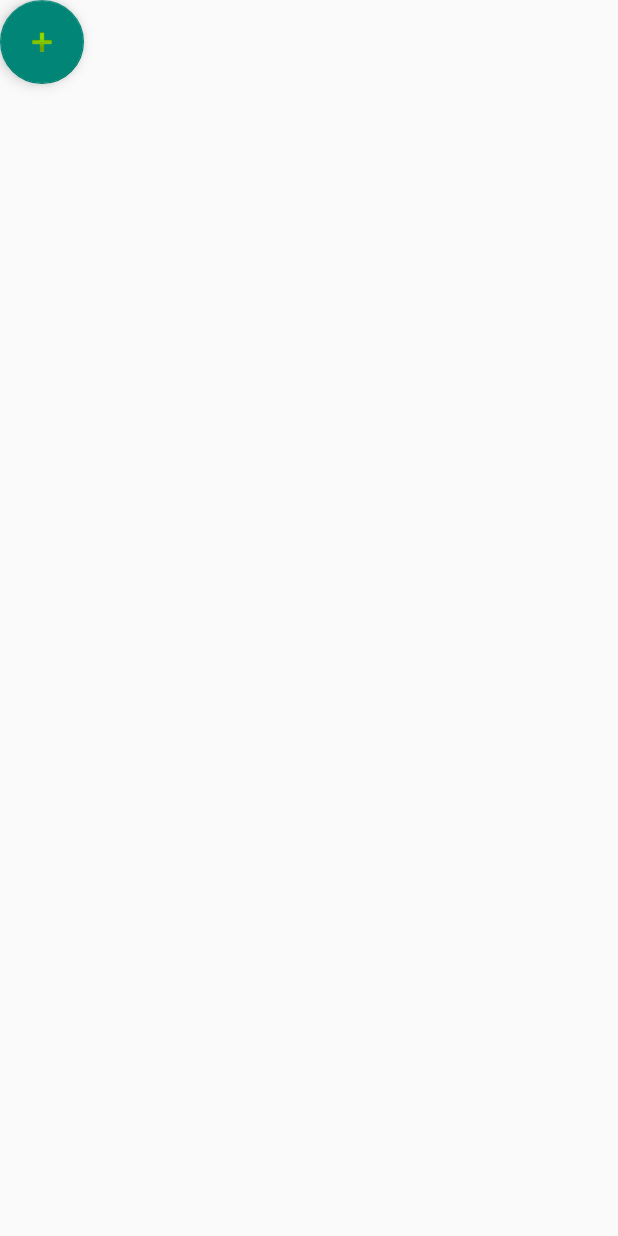
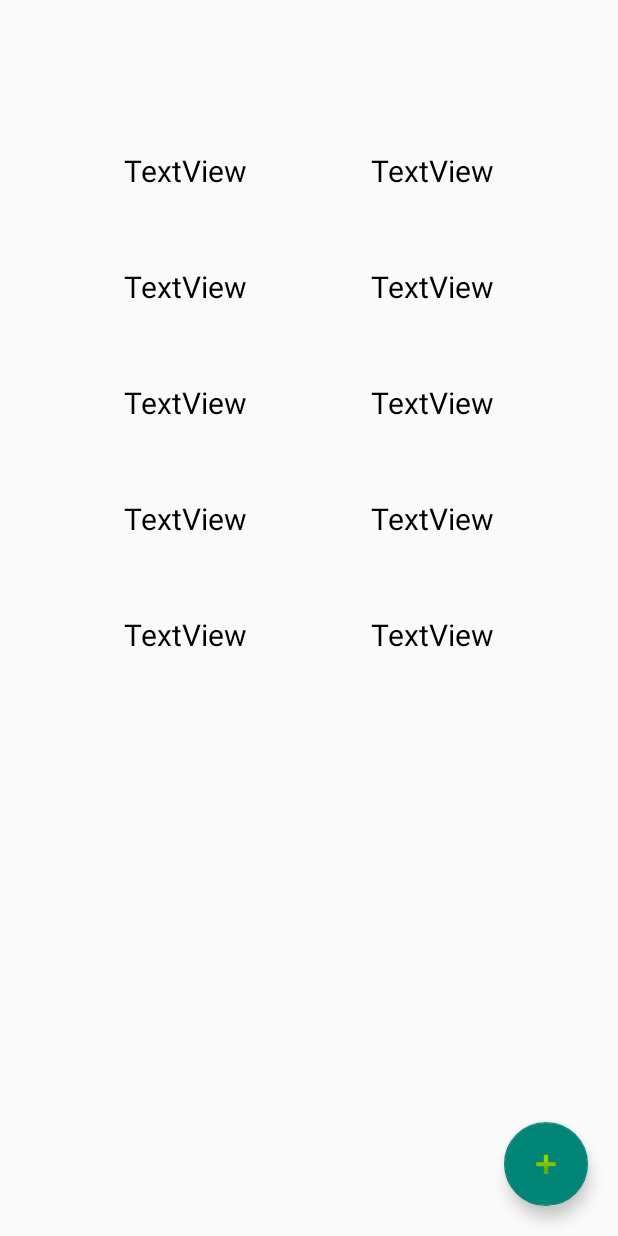
Before and after one commit to etbegert/cse682-budget, an Android app: the layout summary_fragment.xml on its own in the app's theme, with its tools: preview values and no code run, on a phone screen of 412 x 824 dp. Run offline under Robolectric (Android 15) with nearby library versions, the light colour scheme and no system bars.

Commit message:
Built out SummaryFragment.kt and summary_fragment.xml to show various important values from a user's account. Updated ExpenditureFragment.kt to correctly display expenditures when app first opens and to not take up whole screen.

```diff
--- a/app/src/main/java/com/example/cse682final/ExpenditureFragment.kt
+++ b/app/src/main/java/com/example/cse682final/ExpenditureFragment.kt
@@ -31,7 +31,6 @@ class ExpenditureFragment(val accountInfo: AccountInfo) : Fragment() {
         savedInstanceState: Bundle?
     ): View? {
         val v = inflater.inflate(R.layout.expenditure_fragment, container, false)
-        val expEntry = v.findViewById<EditText>(R.id.expEntry)
         v.findViewById<TextView>(R.id.expTotalIncome).text = accountInfo.income.toString()
         v.findViewById<TextView>(R.id.expTotalExpenditures).text = accountInfo.expenditureTotal.toString()
         v.findViewById<TextView>(R.id.expTotalRemaining).text = (accountInfo.income.toFloat() - accountInfo.expenditureTotal).toString()
@@ -42,7 +41,7 @@ class ExpenditureFragment(val accountInfo: AccountInfo) : Fragment() {
         rv.layoutManager = layoutManager
         rv.adapter = recycleAdapter
         rv.itemAnimator = DefaultItemAnimator()
-
+        val expEntry = v.findViewById<EditText>(R.id.expEntry)
         v.findViewById<Button>(R.id.expEntrySubmit).setOnClickListener {
             if(expEntry.text.toString() != "" && expEntry.text.toString().toFloatOrNull() != null) {
                 accountInfo.addExpenditure(v.findViewById<EditText>(R.id.expEntry).text.toString().toFloat())
@@ -52,6 +51,7 @@ class ExpenditureFragment(val accountInfo: AccountInfo) : Fragment() {
                 Toast.makeText(v.context, "Not a valid number, please try again.",Toast.LENGTH_SHORT).show()
             }
         }
+        recycleAdapter.updateList(accountInfo.expenditureList)
         return v
     }
 }
--- a/app/src/main/java/com/example/cse682final/SummaryFragment.kt
+++ b/app/src/main/java/com/example/cse682final/SummaryFragment.kt
@@ -4,17 +4,24 @@ import android.os.Bundle
 import android.view.LayoutInflater
 import android.view.View
 import android.view.ViewGroup
+import android.widget.TextView
 import androidx.fragment.app.Fragment
+import kotlinx.android.synthetic.main.summary_fragment.*
 
-class SummaryFragment() : Fragment() {
+class SummaryFragment(var accountInfo: AccountInfo) : Fragment() {
 
     override fun onCreateView(
         inflater: LayoutInflater,
         container: ViewGroup?,
         savedInstanceState: Bundle?
     ): View? {
+        val v = inflater.inflate(R.layout.summary_fragment, container, false)
+        v.findViewById<TextView>(R.id.incomeDisplay).text = accountInfo.income.toString()
+        v.findViewById<TextView>(R.id.expendituresDisplay).text = accountInfo.expenditureTotal.toString()
+        v.findViewById<TextView>(R.id.versusDisplay).text = "${accountInfo.income/accountInfo.expenditureTotal}% of income spent"
+        v.findViewById<TextView>(R.id.reportsDisplay).text = "This one is for Jeremy"
+        v.findViewById<TextView>(R.id.savingsDisplay).text = "This one is for Jeremy"
 
-        //Log.d(DEBUG, "entered onCreate view");
-        return inflater.inflate(R.layout.summary_fragment, container, false)
+        return v
     }
 }
--- a/app/src/main/res/layout/summary_fragment.xml
+++ b/app/src/main/res/layout/summary_fragment.xml
@@ -2,16 +2,8 @@
 <androidx.constraintlayout.widget.ConstraintLayout
     xmlns:android="http://schemas.android.com/apk/res/android"
     xmlns:app="http://schemas.android.com/apk/res-auto"
-    xmlns:tools="http://schemas.android.com/tools"
     android:layout_width="match_parent"
     android:layout_height="match_parent">
-
-    <androidx.recyclerview.widget.RecyclerView
-        android:id="@+id/summaryRecycler"
-        android:layout_width="410dp"
-        android:layout_height="730dp"
-        tools:layout_editor_absoluteX="1dp"
-        tools:layout_editor_absoluteY="1dp" />
 
     <com.google.android.material.floatingactionbutton.FloatingActionButton
         android:id="@+id/summaryFAB"
@@ -19,6 +11,128 @@
         android:layout_height="wrap_content"
         android:clickable="true"
         app:srcCompat="@android:drawable/ic_input_add"
-        tools:layout_editor_absoluteX="339dp"
-        tools:layout_editor_absoluteY="659dp" />
+        app:layout_constraintBottom_toBottomOf="parent"
+        app:layout_constraintEnd_toEndOf="parent"
+        android:layout_margin="20dp"/>
+
+    <TextView
+        android:id="@+id/incomeTitle"
+        android:layout_width="wrap_content"
+        android:layout_height="wrap_content"
+        android:text="TextView"
+        app:layout_constraintTop_toTopOf="parent"
+        app:layout_constraintStart_toStartOf="parent"
+        app:layout_constraintEnd_toStartOf="@id/incomeDisplay"
+        android:textSize="20dp"
+        android:textColor="@android:color/black"
+        android:layout_marginTop="100dp"/>
+
+    <TextView
+        android:id="@+id/expendituresTitle"
+        android:layout_width="wrap_content"
+        android:layout_height="wrap_content"
+        android:text="TextView"
+        app:layout_constraintTop_toBottomOf="@id/incomeTitle"
+        app:layout_constraintStart_toStartOf="parent"
+        app:layout_constraintEnd_toStartOf="@id/expendituresDisplay"
+        android:textSize="20dp"
+        android:textColor="@android:color/black"
+        android:layout_marginTop="50dp"/>
+
+    <TextView
+        android:id="@+id/versusTitle"
+        android:layout_width="wrap_content"
+        android:layout_height="wrap_content"
+        android:text="TextView"
+        app:layout_constraintTop_toBottomOf="@id/expendituresTitle"
+        app:layout_constraintStart_toStartOf="parent"
+        app:layout_constraintEnd_toStartOf="@id/versusDisplay"
+        android:textSize="20dp"
+        android:textColor="@android:color/black"
+        android:layout_marginTop="50dp"/>
+
+    <TextView
+        android:id="@+id/reportsTitle"
+        android:layout_width="wrap_content"
+        android:layout_height="wrap_content"
+        android:text="TextView"
+        app:layout_constraintTop_toBottomOf="@id/versusTitle"
+        app:layout_constraintStart_toStartOf="parent"
+        app:layout_constraintEnd_toStartOf="@id/versusDisplay"
+        android:textSize="20dp"
+        android:textColor="@android:color/black"
+        android:layout_marginTop="50dp"/>
+
+    <TextView
+        android:id="@+id/savingsTitle"
+        android:layout_width="wrap_content"
+        android:layout_height="wrap_content"
+        android:text="TextView"
+        app:layout_constraintTop_toBottomOf="@id/reportsTitle"
+        app:layout_constraintStart_toStartOf="parent"
+        app:layout_constraintEnd_toStartOf="@id/reportsDisplay"
+        android:textSize="20dp"
+        android:textColor="@android:color/black"
+        android:layout_marginTop="50dp"/>
+
+    <TextView
+        android:id="@+id/incomeDisplay"
+        android:layout_width="wrap_content"
+        android:layout_height="wrap_content"
+        android:text="TextView"
+        app:layout_constraintTop_toTopOf="parent"
+        app:layout_constraintStart_toEndOf="@id/incomeTitle"
+        app:layout_constraintEnd_toEndOf="parent"
+        android:textSize="20dp"
+        android:textColor="@android:color/black"
+        android:layout_marginTop="100dp"/>
+
+    <TextView
+        android:id="@+id/expendituresDisplay"
+        android:layout_width="wrap_content"
+        android:layout_height="wrap_content"
+        android:text="TextView"
+        app:layout_constraintTop_toBottomOf="@id/incomeTitle"
+        app:layout_constraintStart_toEndOf="@id/incomeTitle"
+        app:layout_constraintEnd_toEndOf="parent"
+        android:textSize="20dp"
+        android:textColor="@android:color/black"
+        android:layout_marginTop="50dp"/>
+
+    <TextView
+        android:id="@+id/versusDisplay"
+        android:layout_width="wrap_content"
+        android:layout_height="wrap_content"
+        android:text="TextView"
+        app:layout_constraintTop_toBottomOf="@id/expendituresTitle"
+        app:layout_constraintStart_toEndOf="@id/incomeTitle"
+        app:layout_constraintEnd_toEndOf="parent"
+        android:textSize="20dp"
+        android:textColor="@android:color/black"
+        android:layout_marginTop="50dp"/>
+
+    <TextView
+        android:id="@+id/reportsDisplay"
+        android:layout_width="wrap_content"
+        android:layout_height="wrap_content"
+        android:text="TextView"
+        app:layout_constraintTop_toBottomOf="@id/versusTitle"
+        app:layout_constraintStart_toEndOf="@id/incomeTitle"
+        app:layout_constraintEnd_toEndOf="parent"
+        android:textSize="20dp"
+        android:textColor="@android:color/black"
+        android:layout_marginTop="50dp"/>
+
+    <TextView
+        android:id="@+id/savingsDisplay"
+        android:layout_width="wrap_content"
+        android:layout_height="wrap_content"
+        android:text="TextView"
+        app:layout_constraintTop_toBottomOf="@id/reportsTitle"
+        app:layout_constraintStart_toEndOf="@id/savingsTitle"
+        app:layout_constraintEnd_toEndOf="parent"
+        android:textSize="20dp"
+        android:textColor="@android:color/black"
+        android:layout_marginTop="50dp"/>
+
 </androidx.constraintlayout.widget.ConstraintLayout>
```
